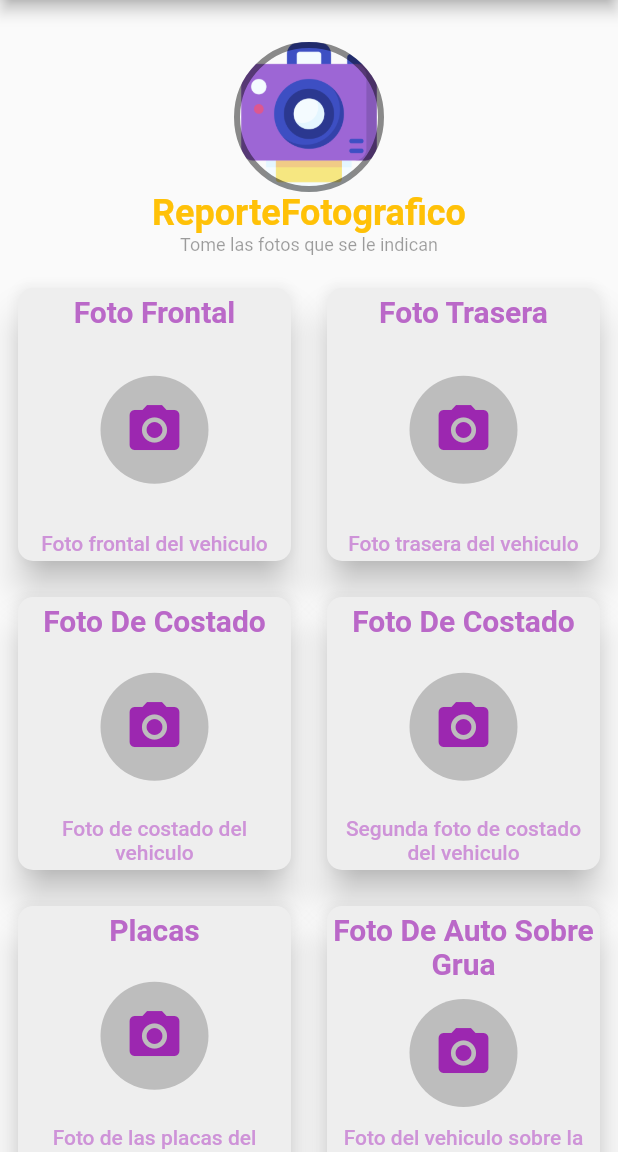
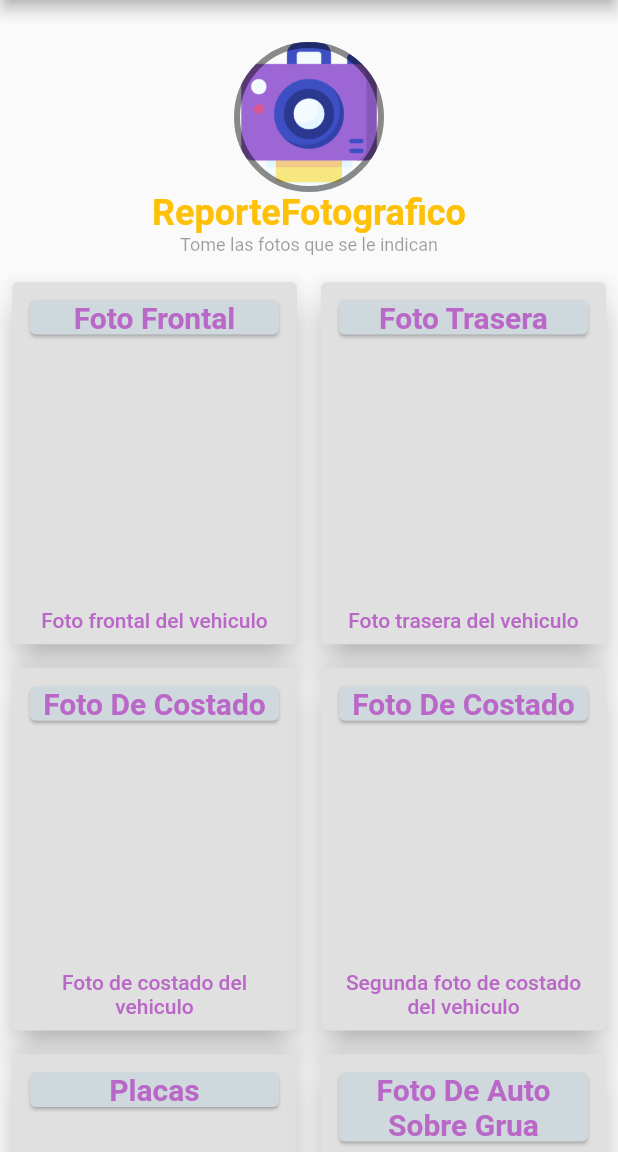
Before and after one commit to SupeerTuX/GruasMendez, a Flutter app: the ReporteFotograficoScreen screen opened by its route, on a phone screen of 412 x 824 dp, the part 84-1236 px from its top. Run offline on Flutter 3.47's test engine with Material 2 defaults, Android fonts, the phone set to English and light mode, and no system bars; our stand-ins replace image_picker, photo_view.

Commit message:
Reporte fotografico listo
Agregada al funcion tomar foto, guardar la ruta, ver la imagen en tamaño completo, y hacer zoom

```diff
--- a/lib/main.dart
+++ b/lib/main.dart
@@ -7,6 +7,7 @@ import 'package:mrd_interfaz/pages/ExteriorScreen.dart';
 import 'package:mrd_interfaz/pages/ReporteFotograficoScreen.dart';
 import 'package:mrd_interfaz/pages/SelectionScreen.dart';
 import 'package:mrd_interfaz/pages/MotorScreen.dart';
+import 'package:mrd_interfaz/pages/FotoScreen.dart';
 
 void main() {
   runApp(MyApp());
@@ -31,6 +32,7 @@ class MyApp extends StatelessWidget {
         '/motor': (context) => MotorScreen(),
         '/fotos': (context) => ReporteFotograficoScreen(),
         '/seleccion': (context) => SelectionScreen(),
+        '/fotoScreen': (context) => FotoScreen(),
       },
       home: LoginPage(),
     );
--- a/lib/pages/ReporteFotograficoScreen.dart
+++ b/lib/pages/ReporteFotograficoScreen.dart
@@ -1,7 +1,12 @@
+import 'dart:io';
+
 import 'package:flutter/material.dart';
 import 'package:flutter/services.dart';
+import 'package:image_picker/image_picker.dart';
 import 'package:mrd_interfaz/widget/utils/HeaderLogo.dart';
 import 'package:mrd_interfaz/widget/utils/SaveButton.dart';
+
+List<String> rutasFotos = new List(8);
 
 class ReporteFotograficoScreen extends StatefulWidget {
   @override
@@ -76,7 +81,7 @@ class _ReporteFBodyState extends State<ReporteFBody> {
           SliverGrid(
             gridDelegate: SliverGridDelegateWithFixedCrossAxisCount(
               crossAxisCount: 2,
-              childAspectRatio: 4 / 4,
+              childAspectRatio: 4 / 5,
             ),
             delegate: SliverChildListDelegate(
               [
@@ -88,6 +93,7 @@ class _ReporteFBodyState extends State<ReporteFBody> {
                   iconoColor: Colors.purple,
                   cardColor: Colors.grey[200],
                   accion: () {},
+                  index: 0,
                 ),
                 CardBody(
                   titulo: 'Foto Trasera',
@@ -97,6 +103,7 @@ class _ReporteFBodyState extends State<ReporteFBody> {
                   iconoColor: Colors.purple,
                   cardColor: Colors.grey[200],
                   accion: () {},
+                  index: 1,
                 ),
                 CardBody(
                   titulo: 'Foto De Costado',
@@ -106,6 +113,7 @@ class _ReporteFBodyState extends State<ReporteFBody> {
                   iconoColor: Colors.purple,
                   cardColor: Colors.grey[200],
                   accion: () {},
+                  index: 2,
                 ),
                 CardBody(
                   titulo: 'Foto De Costado',
@@ -115,6 +123,7 @@ class _ReporteFBodyState extends State<ReporteFBody> {
                   iconoColor: Colors.purple,
                   cardColor: Colors.grey[200],
                   accion: () {},
+                  index: 3,
                 ),
                 CardBody(
                   titulo: 'Placas',
@@ -124,6 +133,7 @@ class _ReporteFBodyState extends State<ReporteFBody> {
                   iconoColor: Colors.purple,
                   cardColor: Colors.grey[200],
                   accion: () {},
+                  index: 4,
                 ),
                 CardBody(
                   titulo: 'Foto De Auto Sobre Grua',
@@ -133,6 +143,27 @@ class _ReporteFBodyState extends State<ReporteFBody> {
                   iconoColor: Colors.purple,
                   cardColor: Colors.grey[200],
                   accion: () {},
+                  index: 5,
+                ),
+                CardBody(
+                  titulo: 'Foto Del Tablero',
+                  subtitulo: 'Foto del tablero del vehiculo',
+                  icono: Icons.photo_camera,
+                  iconoFondo: Colors.grey[400],
+                  iconoColor: Colors.purple,
+                  cardColor: Colors.grey[200],
+                  accion: () {},
+                  index: 5,
+                ),
+                CardBody(
+                  titulo: 'Foto No Serie',
+                  subtitulo: 'Foto del numero de serie',
+                  icono: Icons.photo_camera,
+                  iconoFondo: Colors.grey[400],
+                  iconoColor: Colors.purple,
+                  cardColor: Colors.grey[200],
+                  accion: () {},
+                  index: 5,
                 ),
               ],
             ),
@@ -153,6 +184,7 @@ class _ReporteFBodyState extends State<ReporteFBody> {
 }
 
 class CardBody extends StatefulWidget {
+  final int index;
   final String titulo;
   final String subtitulo;
   final IconData icono;
@@ -163,6 +195,7 @@ class CardBody extends StatefulWidget {
 
   const CardBody({
     Key key,
+    @required this.index,
     @required this.titulo,
     @required this.subtitulo,
     @required this.icono,
@@ -177,27 +210,47 @@ class CardBody extends StatefulWidget {
 }
 
 class _CardBodyState extends State<CardBody> {
+  //contenedor de la imagen
+  final picker = ImagePicker();
+  BoxDecoration _fondo = BoxDecoration(); //Imagen de fondo
+
+  Future getImage() async {
+    final pickedFile = await picker.getImage(source: ImageSource.camera);
+
+    if (pickedFile != null) {
+      print(pickedFile.path);
+      setState(() {
+        //_image = File(pickedFile.path);
+        rutasFotos[widget.index] = pickedFile.path;
+        print('Ruta de la imagen: $rutasFotos');
+        _fondo = new BoxDecoration(
+          image: DecorationImage(
+            image: FileImage(File(pickedFile.path)),
+            fit: BoxFit.fill,
+          ),
+        );
+      });
+    } else {
+      print('No se capturo la imagen');
+    }
+  }
+
   @override
   Widget build(BuildContext context) {
     return Padding(
-      padding: const EdgeInsets.all(8.0),
+        padding: const EdgeInsets.all(4.0),
         child: Card(
           elevation: 10.0,
-        color: this.widget.cardColor,
-        shape: RoundedRectangleBorder(
-          borderRadius: BorderRadius.circular(10),
-        ),
-        child: InkWell(
-          onTap: () {
-            this.widget.accion();
-            HapticFeedback.vibrate();
-          },
+          color: Colors.grey[300],
           child: Padding(
-            padding: const EdgeInsets.all(4.0),
+            padding: const EdgeInsets.all(8.0),
             child: Column(
               mainAxisAlignment: MainAxisAlignment.spaceBetween,
+              crossAxisAlignment: CrossAxisAlignment.stretch,
               children: <Widget>[
-                Text(
+                Card(
+                  color: Colors.blueGrey[100],
+                  child: Text(
                     this.widget.titulo,
                     style: TextStyle(
                       fontSize: 20,
@@ -208,20 +261,32 @@ class _CardBodyState extends State<CardBody> {
                     overflow: TextOverflow.ellipsis,
                     maxLines: 2,
                   ),
-                CircleAvatar(
-                  radius: 36,
-                  backgroundColor: this.widget.iconoFondo,
-                  child: Icon(
-                    this.widget.icono,
-                    color: this.widget.iconoColor,
-                    size: 40,
+                ),
+                Expanded(
+                  child: InkWell(
+                    onTap: () {
+                      HapticFeedback.vibrate();
+                      getImage();
+                    },
+                    onLongPress: () {
+                      if (rutasFotos[widget.index] != null) {
+                        Navigator.of(context).pushNamed('/fotoScreen',
+                            arguments: {
+                              'titulo': this.widget.titulo,
+                              'ruta': rutasFotos[widget.index]
+                            });
+                      }
+                    },
+                    child: Container(
+                      decoration: _fondo,
+                    ),
                   ),
                 ),
                 Text(
                   this.widget.subtitulo,
                   style: TextStyle(
                     fontWeight: FontWeight.w500,
-                    color: Colors.purple[200],
+                    color: Colors.purple[300],
                   ),
                   textAlign: TextAlign.center,
                   overflow: TextOverflow.ellipsis,
@@ -230,8 +295,6 @@ class _CardBodyState extends State<CardBody> {
               ],
             ),
           ),
-        ),
-      ),
-    );
+        ));
   }
 }
--- a/pubspec.yaml
+++ b/pubspec.yaml
@@ -29,6 +29,8 @@ dependencies:
     # Use with the CupertinoIcons class for iOS style icons.
     cupertino_icons: ^0.1.3
     http: ^0.12.1
+    image_picker: ^0.6.7+4
+    photo_view: ^0.9.2
 
 dev_dependencies:
     flutter_test:
```
Also changed, not shown: lib/pages/FotoScreen.dart (added, +34 -0 lines), pubspec.lock. Lines whose indentation alone changed are shown as unchanged.
